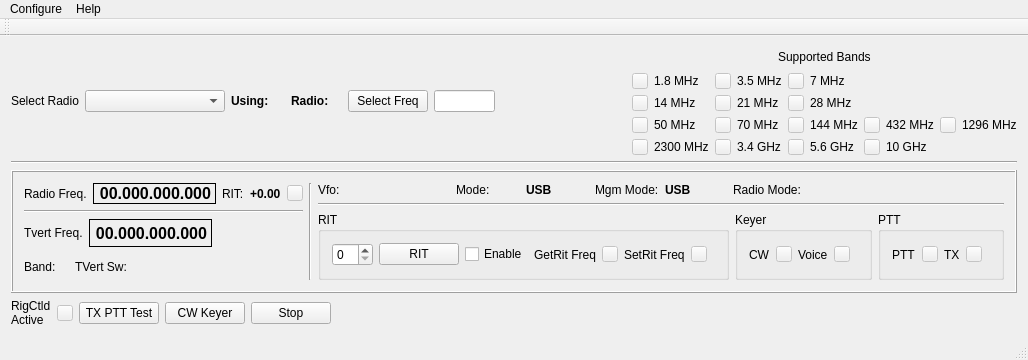
Above: mqt/MqtRigControl/rigcontrolmainwindow.ui from Rsclub22/Minos2-Mirror before the change. Below: the same form after it.
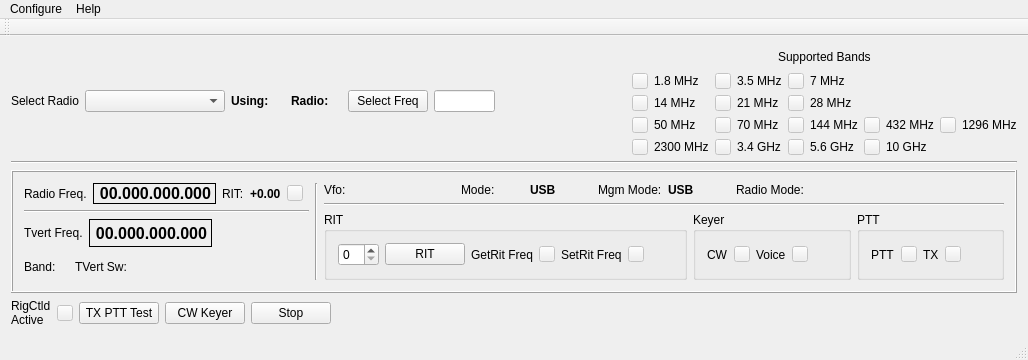
That is the form after the change. Custom widgets are drawn as their Qt base class.

Commit message: remove rit enable check from rigcontrol window, now part of cat enable features. Default is still off.

What changed in the file:
```diff
--- a/mqt/MqtRigControl/rigcontrolmainwindow.ui
+++ b/mqt/MqtRigControl/rigcontrolmainwindow.ui
@@ -847,13 +847,6 @@
                     </item>
                    </layout>
                   </item>
-                  <item>
-                   <widget class="QCheckBox" name="ritEnableChk">
-                    <property name="text">
-                     <string>Enable</string>
-                    </property>
-                   </widget>
-                  </item>
                   <item>
                    <layout class="QHBoxLayout" name="horizontalLayout_4">
                     <item>
```
The commit also changes 1 other file.
